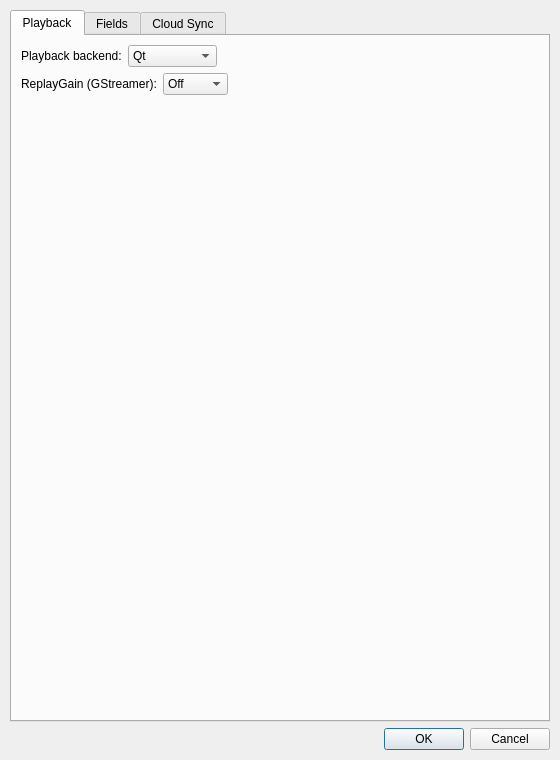
The window that src/settingsdialog.ui (lywlywly/music-player) describes before a commit, drawn with Qt 5.
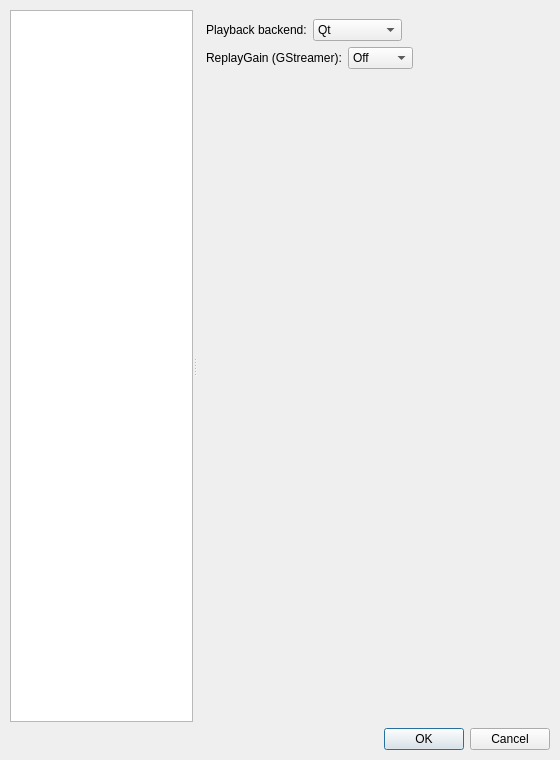
The same window after the commit.

Commit message: feat: Settings navigation tree and plugin management (metadata, disabling, Plugins page)

The edit to the form file:
```diff
--- a/src/settingsdialog.ui
+++ b/src/settingsdialog.ui
@@ -27,14 +27,25 @@
     <number>10</number>
    </property>
    <item>
-    <widget class="QTabWidget" name="settings_tab_widget">
-     <property name="currentIndex">
-      <number>0</number>
+    <widget class="QSplitter" name="settings_splitter">
+     <property name="orientation">
+      <enum>Qt::Orientation::Horizontal</enum>
      </property>
+     <property name="childrenCollapsible">
+      <bool>false</bool>
+     </property>
+     <widget class="QTreeWidget" name="settings_page_tree">
+      <property name="headerHidden">
+       <bool>true</bool>
+      </property>
+      <column>
+       <property name="text">
+        <string notr="true">Page</string>
+       </property>
+      </column>
+     </widget>
+     <widget class="QStackedWidget" name="settings_pages">
      <widget class="QWidget" name="playback_tab">
-      <attribute name="title">
-       <string>Playback</string>
-      </attribute>
       <layout class="QVBoxLayout" name="verticalLayout_7">
        <item>
         <layout class="QHBoxLayout" name="horizontalLayout">
@@ -133,9 +144,6 @@
       </layout>
      </widget>
      <widget class="QWidget" name="fields_tab">
-      <attribute name="title">
-       <string>Fields</string>
-      </attribute>
       <layout class="QVBoxLayout" name="verticalLayout_2">
        <item>
         <widget class="QGroupBox" name="custom_fields_group_box">
@@ -348,9 +356,6 @@
       </layout>
      </widget>
      <widget class="QWidget" name="cloud_sync_tab">
-      <attribute name="title">
-       <string>Cloud Sync</string>
-      </attribute>
       <layout class="QVBoxLayout" name="verticalLayout_5">
        <item>
         <widget class="QGroupBox" name="cloud_sync_group_box">
@@ -459,21 +464,9 @@
        </item>
       </layout>
      </widget>
+     </widget>
     </widget>
    </item>
-   <item>
-    <spacer name="verticalSpacer">
-     <property name="orientation">
-      <enum>Qt::Orientation::Vertical</enum>
-     </property>
-     <property name="sizeHint" stdset="0">
-      <size>
-       <width>20</width>
-       <height>40</height>
-      </size>
-     </property>
-    </spacer>
-   </item>
    <item>
     <widget class="QDialogButtonBox" name="buttonBox">
      <property name="orientation">
```
The commit also changes 25 other files.
